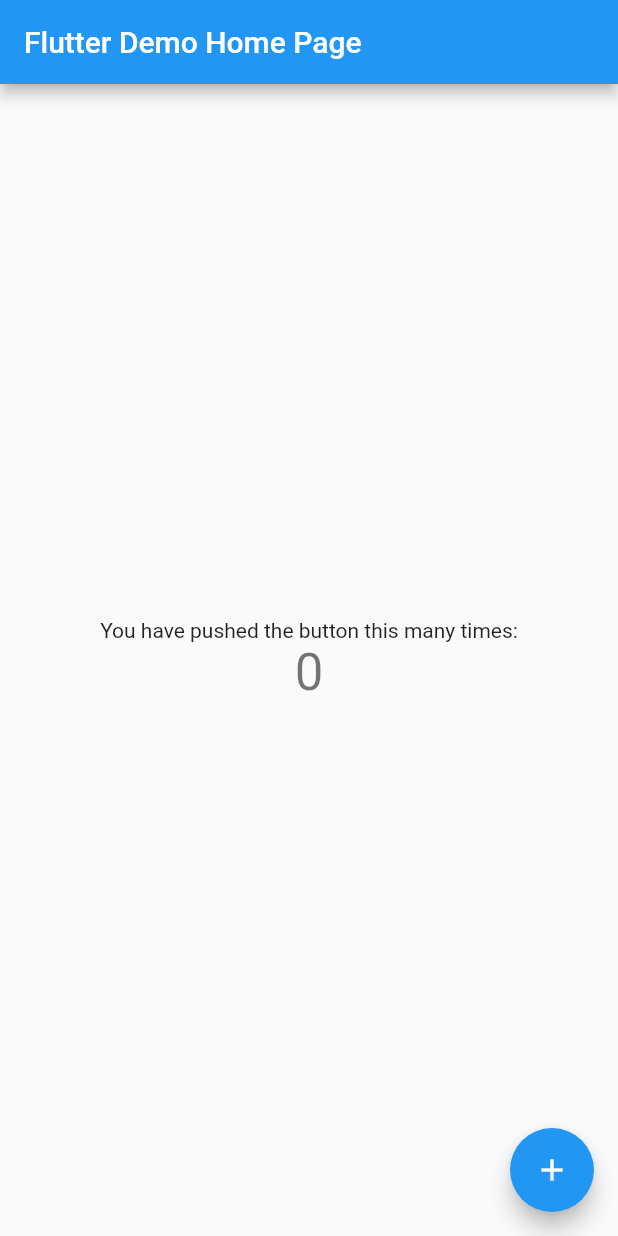
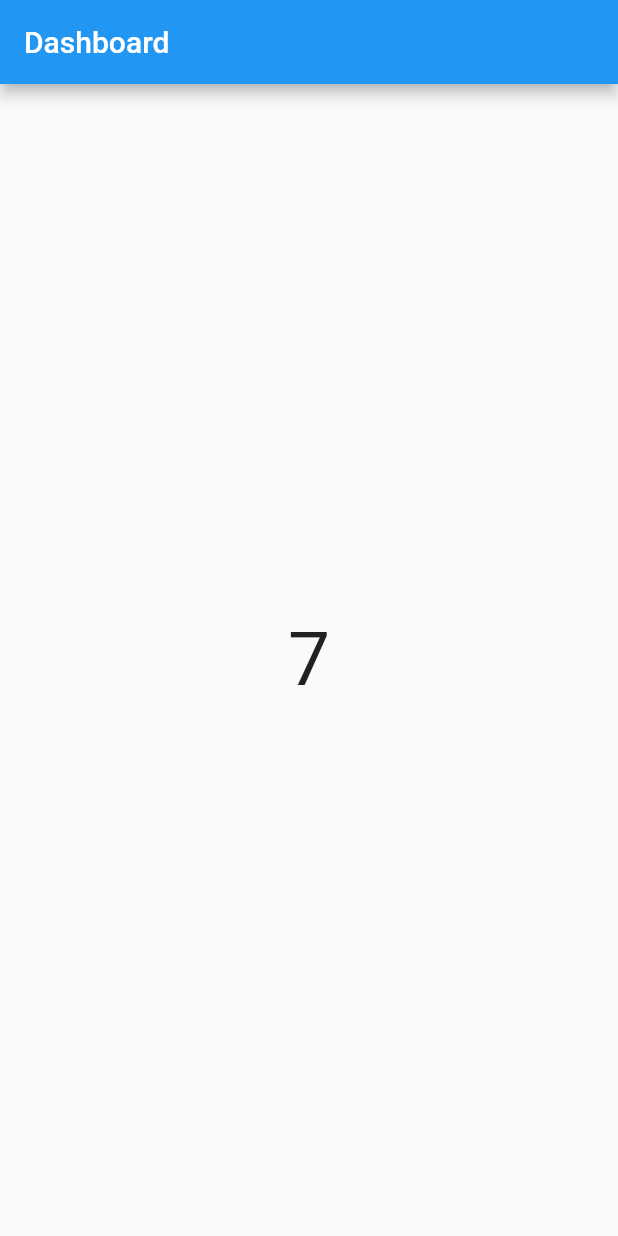
Before and after one commit to hid0/mastering_bloc, a Flutter app: the screen it shows after launch, on a phone screen of 412 x 824 dp. Run offline on Flutter 3.47's test engine with Material 2 defaults, Android fonts, the phone set to English and light mode, and no system bars.

Commit message:
stream, parsing data to stream using yield

```diff
--- a/lib/main.dart
+++ b/lib/main.dart
@@ -1,68 +1,62 @@
 import 'package:flutter/material.dart';
 
-void main() {
+void main(List<String> args) {
   runApp(const MyApp());
 }
 
 class MyApp extends StatelessWidget {
-  const MyApp({super.key});
+  const MyApp({Key? key}) : super(key: key);
 
-  // This widget is the root of your application.
   @override
   Widget build(BuildContext context) {
-    return MaterialApp(
-      title: 'Flutter Demo',
-      theme: ThemeData(
-        primarySwatch: Colors.blue,
-      ),
-      home: const MyHomePage(title: 'Flutter Demo Home Page'),
+    return const MaterialApp(
+      home: HomePage(),
+      debugShowCheckedModeBanner: false,
     );
   }
 }
 
-class MyHomePage extends StatefulWidget {
-  const MyHomePage({super.key, required this.title});
+class HomePage extends StatelessWidget {
+  const HomePage({super.key});
 
-  final String title;
-
-  @override
-  State<MyHomePage> createState() => _MyHomePageState();
-}
-
-class _MyHomePageState extends State<MyHomePage> {
-  int _counter = 0;
-
-  void _incrementCounter() {
-    setState(() {
-      _counter++;
-    });
+  Stream<int> countStream() async* {
+    for (int i = 1; 1 <= 10; i++) {
+      await Future.delayed(const Duration(seconds: 1));
+      yield i;
+    }
   }
 
   @override
   Widget build(BuildContext context) {
     return Scaffold(
       appBar: AppBar(
-        title: Text(widget.title),
+        title: const Text("Dashboard"),
+        actions: const [],
       ),
-      body: Center(
-        child: Column(
-          mainAxisAlignment: MainAxisAlignment.center,
-          children: <Widget>[
-            const Text(
-              'You have pushed the button this many times:',
-            ),
-            Text(
-              '$_counter',
-              style: Theme.of(context).textTheme.headline4,
-            ),
-          ],
-        ),
+      body: StreamBuilder(
+        stream: countStream(),
+        builder: (context, snapshot) {
+          if (snapshot.connectionState == ConnectionState.waiting) {
+            return const Center(
+              child: Text(
+                'Loading...',
+                style: TextStyle(
+                  fontSize: 50,
+                ),
+              ),
+            );
+          } else {
+            return Center(
+              child: Text(
+                "${snapshot.data}",
+                style: const TextStyle(
+                  fontSize: 50,
+                ),
+              ),
+            );
+          }
+        },
       ),
-      floatingActionButton: FloatingActionButton(
-        onPressed: _incrementCounter,
-        tooltip: 'Increment',
-        child: const Icon(Icons.add),
-      ), // This trailing comma makes auto-formatting nicer for build methods.
     );
   }
 }
```
Also changed, not shown: 1 other file.
